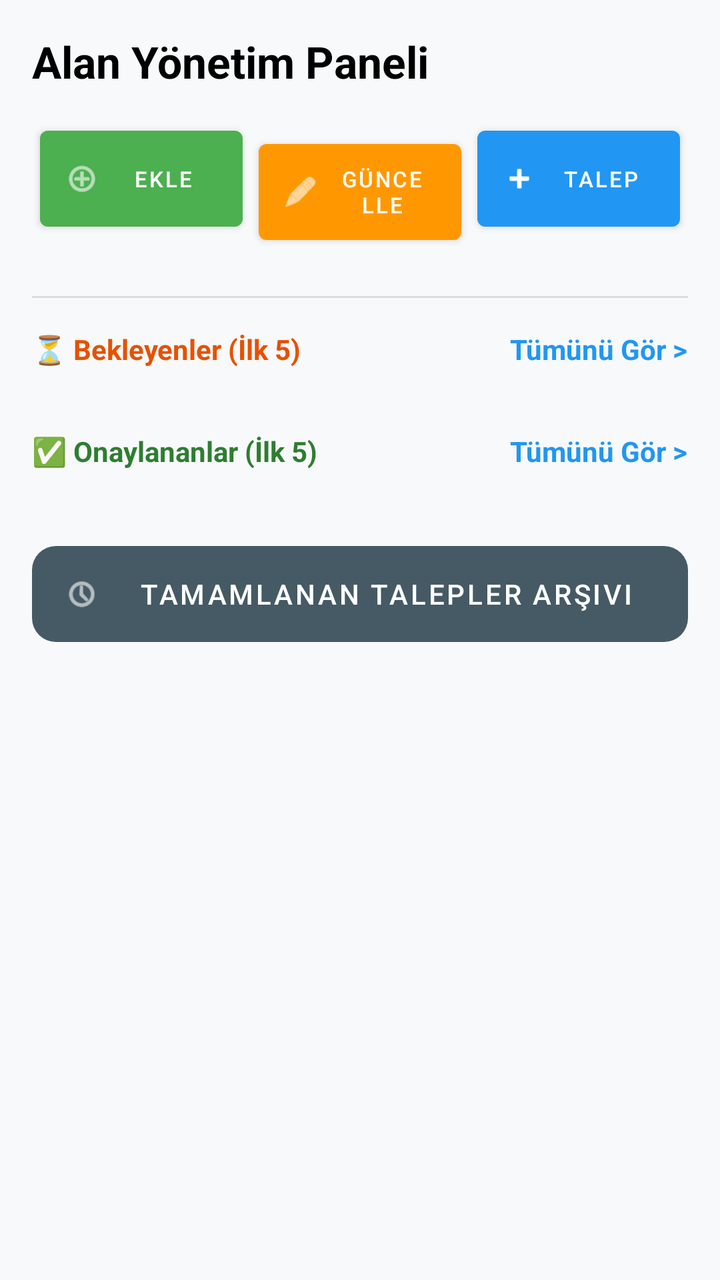
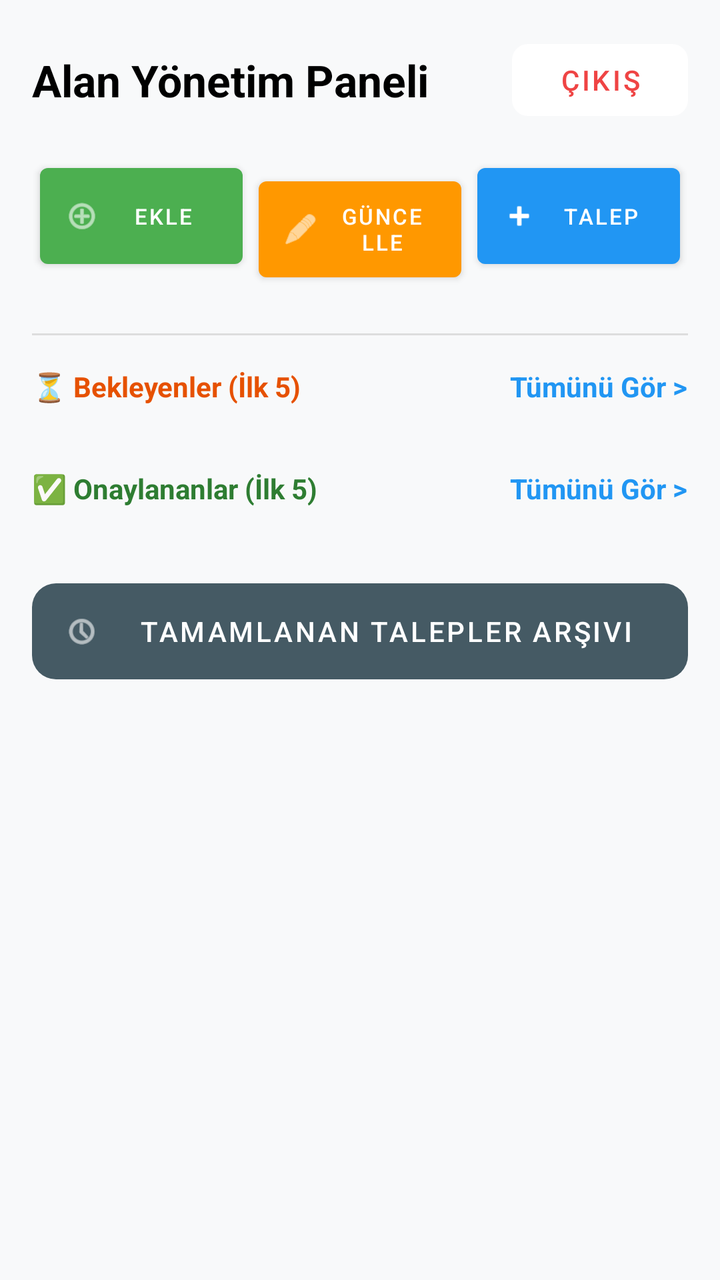

Compare the two renders of this Android layout. The source of the first and the diff that turns it into the second are given below.
<!-- AndroidManifest.xml: application theme Theme.MyApplication -->
<!-- res/layout/activity_yonetici_panel.xml -->
<?xml version="1.0" encoding="utf-8"?>
<ScrollView xmlns:android="http://schemas.android.com/apk/res/android"
    xmlns:app="http://schemas.android.com/apk/res-auto"
    android:layout_width="match_parent"
    android:layout_height="match_parent"
    android:background="#F8F9FA">

    <LinearLayout
        android:layout_width="match_parent"
        android:layout_height="wrap_content"
        android:orientation="vertical"
        android:padding="16dp">

        <TextView
            android:layout_width="match_parent"
            android:layout_height="wrap_content"
            android:text="Alan Yönetim Paneli"
            android:textSize="22sp"
            android:textStyle="bold"
            android:textColor="@color/black"
            android:layout_marginBottom="16dp" />

        <GridLayout
            android:layout_width="match_parent"
            android:layout_height="wrap_content"
            android:columnCount="3"
            android:layout_marginBottom="24dp">

            <com.google.android.material.button.MaterialButton
                android:id="@+id/btnYeniKullaniciEkle"
                style="@style/Widget.MaterialComponents.Button.Icon"
                android:layout_width="0dp"
                android:layout_height="wrap_content"
                android:layout_columnWeight="1"
                android:layout_margin="4dp"
                android:text="Ekle"
                android:textSize="11sp"
                android:insetTop="0dp"
                android:insetBottom="0dp"
                app:icon="@android:drawable/ic_menu_add"
                app:backgroundTint="#4CAF50"
                android:textColor="@color/white" />

            <com.google.android.material.button.MaterialButton
                android:id="@+id/btnDurumGuncelle"
                style="@style/Widget.MaterialComponents.Button.Icon"
                android:layout_width="0dp"
                android:layout_height="wrap_content"
                android:layout_columnWeight="1"
                android:layout_margin="4dp"
                android:text="Güncelle"
                android:textSize="11sp"
                android:insetTop="0dp"
                android:insetBottom="0dp"
                app:icon="@android:drawable/ic_menu_edit"
                app:backgroundTint="#FF9800"
                android:textColor="@color/white" />

            <com.google.android.material.button.MaterialButton
                android:id="@+id/btnYeniIhtiyacEkle"
                style="@style/Widget.MaterialComponents.Button.Icon"
                android:layout_width="0dp"
                android:layout_height="wrap_content"
                android:layout_columnWeight="1"
                android:layout_margin="4dp"
                android:text="Talep"
                android:textSize="11sp"
                android:insetTop="0dp"
                android:insetBottom="0dp"
                app:icon="@android:drawable/ic_input_add"
                app:backgroundTint="#2196F3"
                android:textColor="@color/white" />
        </GridLayout>

        <View
            android:layout_width="match_parent"
            android:layout_height="1dp"
            android:background="#DDDDDD"
            android:layout_marginBottom="16dp"/>

        <LinearLayout
            android:layout_width="match_parent"
            android:layout_height="wrap_content"
            android:orientation="horizontal"
            android:layout_marginBottom="8dp">

            <TextView
                android:layout_width="0dp"
                android:layout_height="wrap_content"
                android:layout_weight="1"
                android:text="⏳ Bekleyenler (İlk 5)"
                android:textStyle="bold"
                android:textColor="#E65100" />

            <TextView
                android:id="@+id/tvTumBekleyenler"
                android:layout_width="wrap_content"
                android:layout_height="wrap_content"
                android:text="Tümünü Gör >"
                android:textColor="#2196F3"
                android:textStyle="bold"
                android:clickable="true"
                android:focusable="true" />
        </LinearLayout>

        <androidx.recyclerview.widget.RecyclerView
            android:id="@+id/rvBekleyenler"
            android:layout_width="match_parent"
            android:layout_height="wrap_content"
            android:nestedScrollingEnabled="false"
            android:layout_marginBottom="24dp" />

        <LinearLayout
            android:layout_width="match_parent"
            android:layout_height="wrap_content"
            android:orientation="horizontal"
            android:layout_marginBottom="8dp">

            <TextView
                android:layout_width="0dp"
                android:layout_height="wrap_content"
                android:layout_weight="1"
                android:text="✅ Onaylananlar (İlk 5)"
                android:textStyle="bold"
                android:textColor="#2E7D32" />

            <TextView
                android:id="@+id/tvTumOnaylananlar"
                android:layout_width="wrap_content"
                android:layout_height="wrap_content"
                android:text="Tümünü Gör >"
                android:textColor="#2196F3"
                android:textStyle="bold"
                android:clickable="true"
                android:focusable="true" />
        </LinearLayout>

        <androidx.recyclerview.widget.RecyclerView
            android:id="@+id/rvOnaylananlar"
            android:layout_width="match_parent"
            android:layout_height="wrap_content"
            android:nestedScrollingEnabled="false"
            android:layout_marginBottom="24dp" />

        <com.google.android.material.button.MaterialButton
            android:id="@+id/btnTamamlananlaraGit"
            style="@style/Widget.MaterialComponents.Button.UnelevatedButton"
            android:layout_width="match_parent"
            android:layout_height="60dp"
            android:text="Tamamlanan Talepler Arşivi"
            app:backgroundTint="#455A64"
            app:cornerRadius="12dp"
            app:icon="@android:drawable/ic_menu_recent_history" />

    </LinearLayout>
</ScrollView>
<!-- resources referenced by this layout -->
<resources>
  <color name="black">#FF000000</color>
  <color name="white">#FFFFFFFF</color>
  <style name="Theme.MyApplication" parent="Base.Theme.MyApplication" />
  <style name="Base.Theme.MyApplication" parent="Theme.Material3.DayNight.NoActionBar">
          
          
      </style>
</resources>

<!-- the commit's change to res/layout/activity_yonetici_panel.xml (unified diff, before → after) -->
@@ -11,14 +11,39 @@
         android:orientation="vertical"
         android:padding="16dp">
 
-        <TextView
+        <androidx.constraintlayout.widget.ConstraintLayout
             android:layout_width="match_parent"
             android:layout_height="wrap_content"
-            android:text="Alan Yönetim Paneli"
-            android:textSize="22sp"
-            android:textStyle="bold"
-            android:textColor="@color/black"
-            android:layout_marginBottom="16dp" />
+            android:layout_marginBottom="16dp">
+
+            <TextView
+                android:id="@+id/tvPanelTitle"
+                android:layout_width="0dp"
+                android:layout_height="wrap_content"
+                android:layout_marginEnd="16dp"
+                android:text="Alan Yönetim Paneli"
+                android:textColor="@color/black"
+                android:textSize="22sp"
+                android:textStyle="bold"
+                app:layout_constraintBottom_toBottomOf="parent"
+                app:layout_constraintEnd_toStartOf="@id/btn_logout"
+                app:layout_constraintStart_toStartOf="parent"
+                app:layout_constraintTop_toTopOf="parent" />
+
+            <com.google.android.material.button.MaterialButton
+                android:id="@+id/btn_logout"
+                style="@style/Widget.MaterialComponents.Button.TextButton"
+                android:layout_width="wrap_content"
+                android:layout_height="wrap_content"
+                android:text="Çıkış"
+                android:textColor="#EF4444"
+                app:backgroundTint="#FFFFFF"
+                app:cornerRadius="8dp"
+                app:layout_constraintBottom_toBottomOf="parent"
+                app:layout_constraintEnd_toEndOf="parent"
+                app:layout_constraintTop_toTopOf="parent" />
+
+        </androidx.constraintlayout.widget.ConstraintLayout>
 
         <GridLayout
             android:layout_width="match_parent"
